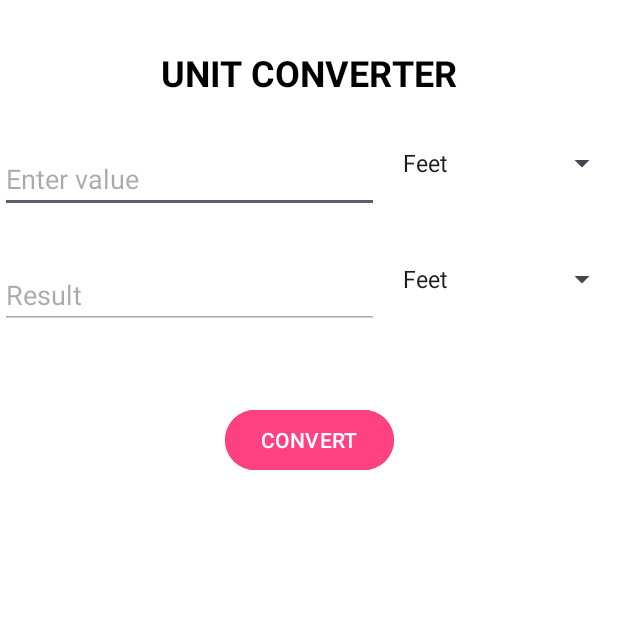
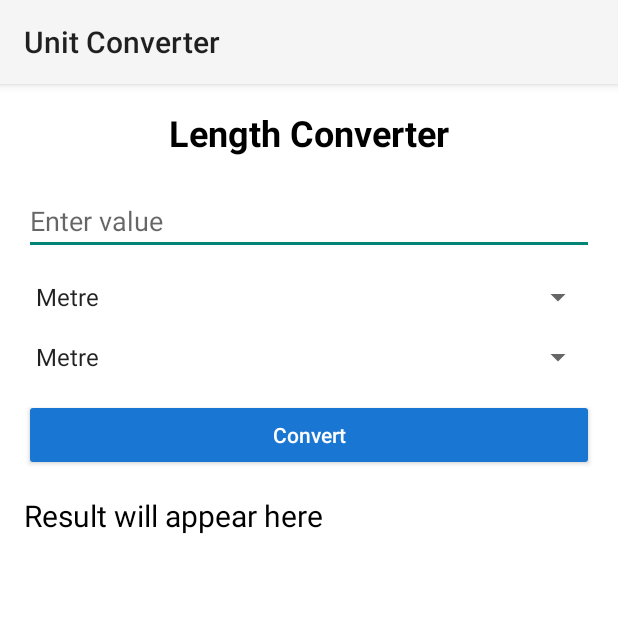
Before and after one commit to angelrao/MADproject1_angel, an Android app: the screen it shows after launch (MainActivity), on a phone screen of 412 x 824 dp, the top half of it. Run offline under Robolectric (Android 15) with nearby library versions, the phone set to English and light mode, and no system bars.

Commit message:
changes related to interface

```diff
--- a/app/src/main/java/com/example/madproject1_angel/MainActivity.java
+++ b/app/src/main/java/com/example/madproject1_angel/MainActivity.java
@@ -1,19 +1,17 @@
 package com.example.madproject1_angel;
-
-import androidx.appcompat.app.AppCompatActivity;
 import android.os.Bundle;
 import android.view.View;
 import android.widget.*;
-import java.util.*;
+import androidx.appcompat.app.AppCompatActivity;
 
 public class MainActivity extends AppCompatActivity {
 
-    EditText inputValue, resultValue;
-    Spinner spinnerFrom, spinnerTo;
-    Button btnConvert;
+    EditText inputValue;
+    Spinner fromUnitSpinner, toUnitSpinner;
+    Button convertButton;
+    TextView resultText;
 
-    String[] units = {"Feet", "Inches", "Centimetres", "Metres", "Yards"};
-    Map<String, Double> unitToMeter;
+    String[] units = {"Metre", "Centimetre", "Inch", "Foot", "Yard"};
 
     @Override
     protected void onCreate(Bundle savedInstanceState) {
@@ -21,44 +19,60 @@ public class MainActivity extends AppCompatActivity {
         setContentView(R.layout.activity_main);
 
         inputValue = findViewById(R.id.inputValue);
-        resultValue = findViewById(R.id.resultValue);
-        spinnerFrom = findViewById(R.id.spinnerFrom);
-        spinnerTo = findViewById(R.id.spinnerTo);
-        btnConvert = findViewById(R.id.btnConvert);
+        fromUnitSpinner = findViewById(R.id.fromUnitSpinner);
+        toUnitSpinner = findViewById(R.id.toUnitSpinner);
+        convertButton = findViewById(R.id.convertButton);
+        resultText = findViewById(R.id.resultText);
 
         ArrayAdapter<String> adapter = new ArrayAdapter<>(this, android.R.layout.simple_spinner_item, units);
         adapter.setDropDownViewResource(android.R.layout.simple_spinner_dropdown_item);
-        spinnerFrom.setAdapter(adapter);
-        spinnerTo.setAdapter(adapter);
+        fromUnitSpinner.setAdapter(adapter);
+        toUnitSpinner.setAdapter(adapter);
 
-        unitToMeter = new HashMap<>();
-        unitToMeter.put("Feet", 0.3048);
-        unitToMeter.put("Inches", 0.0254);
-        unitToMeter.put("Centimetres", 0.01);
-        unitToMeter.put("Metres", 1.0);
-        unitToMeter.put("Yards", 0.9144);
-
-        btnConvert.setOnClickListener(new View.OnClickListener() {
+        convertButton.setOnClickListener(new View.OnClickListener() {
             @Override
-            public void onClick(View view) {
+            public void onClick(View v) {
                 convert();
             }
         });
     }
 
-    void convert() {
-        String fromUnit = spinnerFrom.getSelectedItem().toString();
-        String toUnit = spinnerTo.getSelectedItem().toString();
-        String input = inputValue.getText().toString();
-
-        if(input.isEmpty()){
-            Toast.makeText(this, "Enter value", Toast.LENGTH_SHORT).show();
+    private void convert() {
+        String inputStr = inputValue.getText().toString().trim();
+        if (inputStr.isEmpty()) {
+            resultText.setText("Please enter a value.");
             return;
         }
 
-        double inputVal = Double.parseDouble(input);
-        double result = inputVal * unitToMeter.get(fromUnit) / unitToMeter.get(toUnit);
+        double input = Double.parseDouble(inputStr);
+        String fromUnit = fromUnitSpinner.getSelectedItem().toString();
+        String toUnit = toUnitSpinner.getSelectedItem().toString();
 
-        resultValue.setText(String.format("%.4f", result));
+        double metreValue = toMetres(input, fromUnit);
+        double result = fromMetres(metreValue, toUnit);
+
+        resultText.setText(String.format("%.4f", result));
+    }
+
+    private double toMetres(double value, String unit) {
+        switch (unit) {
+            case "Centimetre": return value / 100;
+            case "Inch": return value * 0.0254;
+            case "Foot": return value * 0.3048;
+            case "Yard": return value * 0.9144;
+            case "Metre":
+            default: return value;
+        }
+    }
+
+    private double fromMetres(double value, String unit) {
+        switch (unit) {
+            case "Centimetre": return value * 100;
+            case "Inch": return value / 0.0254;
+            case "Foot": return value / 0.3048;
+            case "Yard": return value / 0.9144;
+            case "Metre":
+            default: return value;
+        }
     }
 }
--- a/app/src/main/res/layout/activity_main.xml
+++ b/app/src/main/res/layout/activity_main.xml
@@ -1,76 +1,59 @@
 <?xml version="1.0" encoding="utf-8"?>
-<androidx.constraintlayout.widget.ConstraintLayout
-    xmlns:android="http://schemas.android.com/apk/res/android"
-    xmlns:app="http://schemas.android.com/apk/res-auto"
+<LinearLayout xmlns:android="http://schemas.android.com/apk/res/android"
     xmlns:tools="http://schemas.android.com/tools"
     android:layout_width="match_parent"
     android:layout_height="match_parent"
-    android:background="@color/white"
+    android:orientation="vertical"
+    android:padding="16dp"
+    android:background="@android:color/white"
     tools:context=".MainActivity">
 
     <TextView
-        android:id="@+id/tvTitle"
         android:layout_width="wrap_content"
         android:layout_height="wrap_content"
-        android:text="UNIT CONVERTER"
+        android:text="Length Converter"
         android:textSize="24sp"
         android:textStyle="bold"
-        android:textColor="@color/black"
-        app:layout_constraintTop_toTopOf="parent"
-        app:layout_constraintStart_toStartOf="parent"
-        app:layout_constraintEnd_toEndOf="parent"
-        android:layout_marginTop="32dp"/>
+        android:textColor="#000000"
+        android:layout_gravity="center_horizontal"
+        android:layout_marginBottom="20dp" />
 
     <EditText
         android:id="@+id/inputValue"
-        android:layout_width="0dp"
+        android:layout_width="match_parent"
         android:layout_height="wrap_content"
         android:hint="Enter value"
         android:inputType="numberDecimal"
-        android:textColor="@color/black"
-        app:layout_constraintTop_toBottomOf="@id/tvTitle"
-        app:layout_constraintStart_toStartOf="parent"
-        app:layout_constraintEnd_toStartOf="@id/spinnerFrom"
-        android:layout_marginTop="32dp"
-        android:layout_marginEnd="8dp"/>
+        android:layout_marginBottom="16dp" />
 
     <Spinner
-        android:id="@+id/spinnerFrom"
-        android:layout_width="wrap_content"
+        android:id="@+id/fromUnitSpinner"
+        android:layout_width="match_parent"
         android:layout_height="wrap_content"
-        app:layout_constraintTop_toTopOf="@id/inputValue"
-        app:layout_constraintEnd_toEndOf="parent"/>
-
-    <EditText
-        android:id="@+id/resultValue"
-        android:layout_width="0dp"
-        android:layout_height="wrap_content"
-        android:hint="Result"
-        android:enabled="false"
-        android:textColor="@color/black"
-        app:layout_constraintTop_toBottomOf="@id/inputValue"
-        app:layout_constraintStart_toStartOf="parent"
-        app:layout_constraintEnd_toStartOf="@id/spinnerTo"
-        android:layout_marginTop="32dp"
-        android:layout_marginEnd="8dp"/>
+        android:layout_marginBottom="16dp" />
 
     <Spinner
-        android:id="@+id/spinnerTo"
-        android:layout_width="wrap_content"
+        android:id="@+id/toUnitSpinner"
+        android:layout_width="match_parent"
         android:layout_height="wrap_content"
-        app:layout_constraintTop_toTopOf="@id/resultValue"
-        app:layout_constraintEnd_toEndOf="parent"/>
+        android:layout_marginBottom="16dp" />
 
     <Button
-        android:id="@+id/btnConvert"
-        android:layout_width="wrap_content"
+        android:id="@+id/convertButton"
+        android:layout_width="match_parent"
         android:layout_height="wrap_content"
-        android:text="CONVERT"
-        android:backgroundTint="@color/pink"
-        android:textColor="@color/white"
-        app:layout_constraintTop_toBottomOf="@id/resultValue"
-        app:layout_constraintStart_toStartOf="parent"
-        app:layout_constraintEnd_toEndOf="parent"
-        android:layout_marginTop="50dp"/>
+        android:text="Convert"
+        android:textAllCaps="false"
+        android:layout_marginBottom="16dp"
+        android:backgroundTint="#1976D2"
+        android:textColor="#ffffff" />
 
-</androidx.constraintlayout.widget.ConstraintLayout>
+    <TextView
+        android:id="@+id/resultText"
+        android:layout_width="match_parent"
+        android:layout_height="wrap_content"
+        android:text="Result will appear here"
+        android:textSize="20sp"
+        android:textColor="#000000" />
+
+</LinearLayout>
--- a/app/src/main/res/values/strings.xml
+++ b/app/src/main/res/values/strings.xml
@@ -1,3 +1,4 @@
 <resources>
-    <string name="app_name">MADproject1_angel</string>
+<string name="app_name">Unit Converter</string>
+<string name="convert">Convert</string>
 </resources>
```
Also changed, not shown: app/src/main/res/values/themes.xml (+15 -5 lines).
